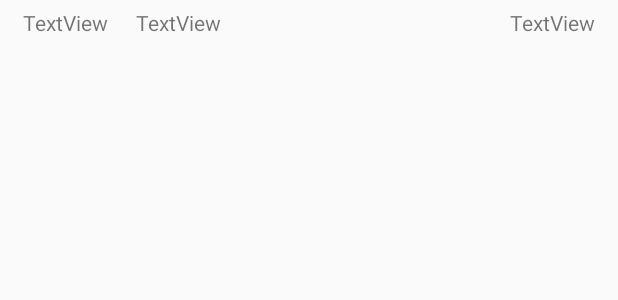
After one commit to marcoleon94/pinkfeelinapp, an Android app: the layout item_historial.xml on its own in the app's theme, with its tools: preview values and no code run, on a phone screen of 412 x 824 dp. The commit adds this screen. Shown: the top 300 px of the screen. Run offline under Robolectric (Android 15) with nearby library versions, the phone set to English and light mode, and no system bars.

Commit message:
Finished app

```diff
--- a/Pinkfeelin/app/src/main/AndroidManifest.xml
+++ b/Pinkfeelin/app/src/main/AndroidManifest.xml
@@ -17,7 +17,7 @@
                 <category android:name="android.intent.category.LAUNCHER" />
             </intent-filter>
         </activity>
-        <activity android:name=".Historial.Historial"></activity>
+        <activity android:name=".Historial.HistoryActivity"></activity>
     </application>
 
 </manifest>
--- a/Pinkfeelin/app/src/main/java/com/pinkfeelin/Data/Data/Repository/UserRepository.java
+++ b/Pinkfeelin/app/src/main/java/com/pinkfeelin/Data/Data/Repository/UserRepository.java
@@ -23,7 +23,7 @@ public class UserRepository {
                 HashMap<String,String> body=new HashMap<String, String>();
                 body.put("email",email);
                 body.put("password",password);
-                res= NetUtil.post("http://192.168.0.30:8000/mobile/login",body);
+                res= NetUtil.post("http://192.168.0.17:8000/mobile/login",body);
                 if(res==null){
                     Log.d("result","vacío");
                     return null;
--- /dev/null
+++ b/Pinkfeelin/app/src/main/res/layout/item_historial.xml
@@ -0,0 +1,37 @@
+<?xml version="1.0" encoding="utf-8"?>
+<RelativeLayout xmlns:android="http://schemas.android.com/apk/res/android"
+    android:layout_width="match_parent" android:layout_height="match_parent"
+    android:layout_marginStart="5dp"
+    android:layout_marginEnd="5dp">
+
+    <TextView
+        android:text="TextView"
+        android:layout_width="60dp"
+        android:layout_height="wrap_content"
+        android:id="@+id/idTextView"
+        android:layout_alignParentTop="true"
+        android:layout_alignParentStart="true"
+        android:layout_marginStart="10dp"
+        android:layout_marginTop="5dp" />
+
+    <TextView
+        android:text="TextView"
+        android:layout_width="wrap_content"
+        android:layout_height="wrap_content"
+        android:layout_alignTop="@+id/idTextView"
+        android:layout_marginStart="15dp"
+        android:layout_marginEnd="5dp"
+        android:id="@+id/importTextView"
+        android:layout_toEndOf="@+id/idTextView"
+        android:layout_toStartOf="@+id/dateTextView"/>
+
+    <TextView
+        android:text="TextView"
+        android:layout_width="wrap_content"
+        android:layout_height="wrap_content"
+        android:layout_alignParentEnd="true"
+        android:layout_alignBottom="@+id/importTextView"
+        android:id="@+id/dateTextView"
+        android:layout_marginEnd="10dp"/>
+
+</RelativeLayout>
```
Also changed, not shown: Pinkfeelin/app/src/main/java/com/pinkfeelin/Data/Data/Repository/BuysRepository.java (+26 -14 lines), Pinkfeelin/app/src/main/java/com/pinkfeelin/Historial/Historial.java (deleted, +0 -14 lines), Pinkfeelin/app/src/main/java/com/pinkfeelin/Historial/HistoryActivity.java (added, +40 -0 lines), Pinkfeelin/app/src/main/java/com/pinkfeelin/Historial/HistoryAdapter.java (added, +63 -0 lines), Pinkfeelin/app/src/main/java/com/pinkfeelin/Login/Login.java (+17 -8 lines), Pinkfeelin/app/src/main/java/com/pinkfeelin/Util/AppUtil.java (added, +12 -0 lines), Pinkfeelin/app/src/main/res/layout/activity_historial.xml (+8 -9 lines).
